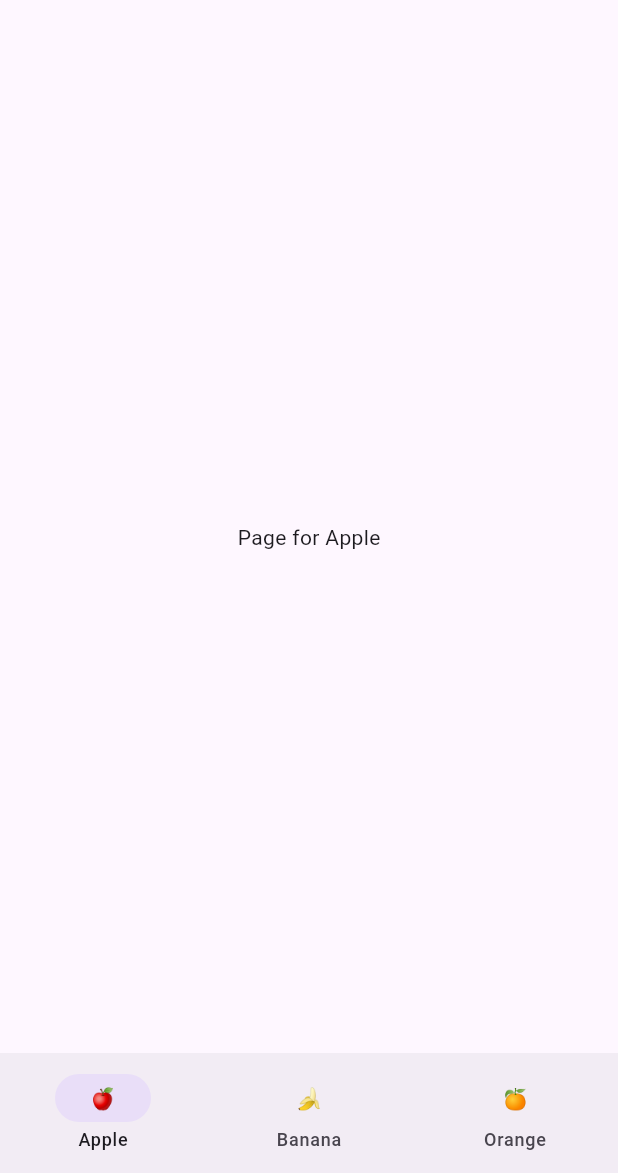
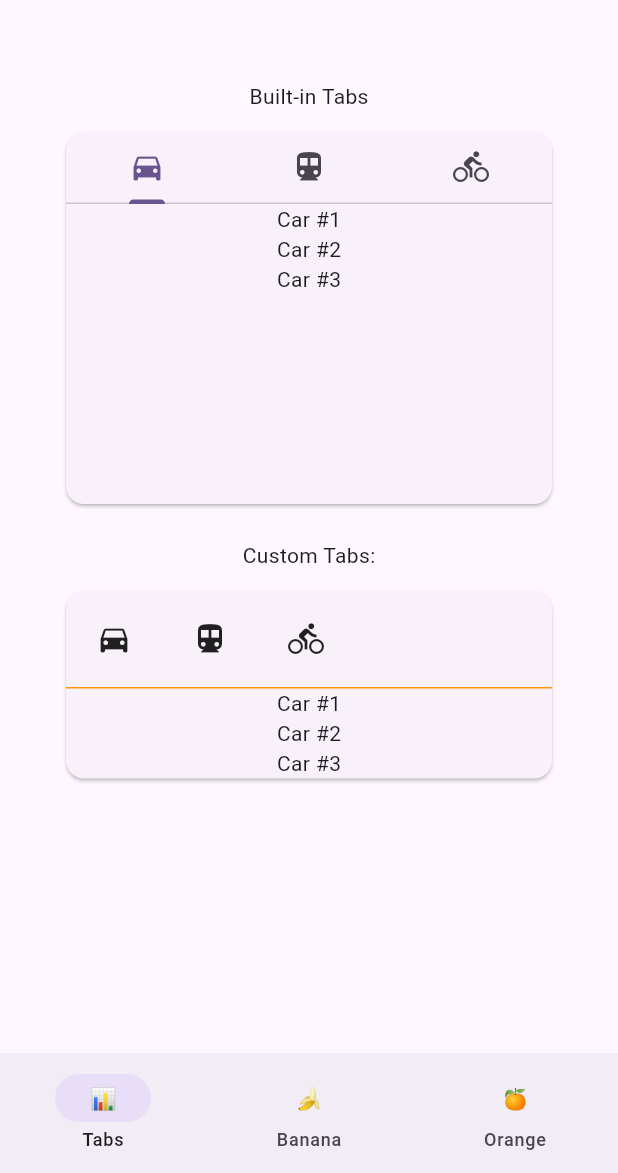
Before and after one commit to astorDev/fanci, a Flutter app: the screen it shows after launch, on a phone screen of 412 x 824 dp, the part 63-1236 px from its top. Run offline on Flutter 3.47's test engine with Material 3 defaults, Android fonts, the light colour scheme and no system bars.

Commit message:
tabs initial playaround (#3)

```diff
--- a/flutter/analysis_options.yaml
+++ b/flutter/analysis_options.yaml
@@ -9,6 +9,7 @@
 # packages, and plugins designed to encourage good coding practices.
 analyzer:
   errors:
+    must_be_immutable: ignore
     prefer_const_constructors: ignore
     prefer_const_literals_to_create_immutables: ignore
     use_key_in_widget_constructors: ignore
--- a/flutter/lib/main.dart
+++ b/flutter/lib/main.dart
@@ -1,14 +1,25 @@
 import 'package:fanci/fanci_playground.dart';
 import 'package:flutter/material.dart';
+import 'package:flutter/widgets.dart';
 
 void main() {
-  runApp(FanciPlaygroundApp(
+  runApp(MyPlaygroundApp());
+}
+
+class MyPlaygroundApp extends StatelessWidget {
+  const MyPlaygroundApp({
+    super.key,
+  });
+
+  @override
+  Widget build(BuildContext context) {
+    return FanciPlaygroundApp(
       appName: 'Fanci',
       tabs: [
         FanciPlaygroundTab(
-        emoji: '🍎',
-        label: 'Apple',
-        page: Center(child: Text('Page for Apple'))
+          emoji: '📊',
+          label: 'Tabs',
+          page: TabsContentColumn()
         ),
         FanciPlaygroundTab(
           emoji: '🍌',
@@ -21,5 +32,171 @@ void main() {
           page: Center(child: Text('Cage for Orange'))
         ),
       ],
-  ));
+    );
   }
+}
+
+class TabsContentColumn extends StatelessWidget {
+  const TabsContentColumn({
+    super.key,
+  });
+
+  @override
+  Widget build(BuildContext context) {
+    return Column(
+      children: [
+        Text('Built-in Tabs'),
+        SizedBox(height: 10),
+        Card(
+          child: BuiltInTabsView(),
+        ),
+        SizedBox(height: 20),
+        Text('Custom Tabs:'),
+        SizedBox(height: 10),
+        Card(
+          child: CustomTabsView(),
+        ),
+      ],
+    );
+  }
+}
+
+class CustomTabsView extends StatelessWidget {
+  var tabIndexController = ValueNotifier(0);
+
+  @override
+  Widget build(BuildContext context) {
+    return Column(
+      children: [
+        Row(
+          children: [
+            InkWell(
+              onTap: () => tabIndexController.value = 0,
+              child: Padding(
+                padding: const EdgeInsets.all(20),
+                child: Icon(Icons.directions_car),
+              ),
+            ),
+            InkWell(
+              onTap: () => tabIndexController.value = 1,
+              child: Padding(
+                padding: const EdgeInsets.all(20),
+                child: Icon(Icons.directions_transit),
+              ),
+            ),
+            InkWell(
+              onTap: () => tabIndexController.value = 2,
+              child: Padding(
+                padding: const EdgeInsets.all(20),
+                child: Icon(Icons.directions_bike),
+              ),
+            ),
+          ],
+        ),
+        Container(
+          height: 1,
+          color: Colors.orange,
+        ),
+        ValueListenableBuilder(
+          valueListenable: tabIndexController,
+          builder: (context, index, child) {
+            if (index == 0) return CarMockColumn();
+            if (index == 1) return TransitMockColumn();
+            if (index == 2) return BikeMockColumn();
+
+            return MockColumn();
+          }
+        )
+      ]
+    );
+  }
+}
+
+class BikeMockColumn extends StatelessWidget {
+  const BikeMockColumn({
+    super.key,
+  });
+
+  @override
+  Widget build(BuildContext context) {
+    return MockColumn(height: 7, itemBuilder: (i) => Text('Bike #$i'),);
+  }
+}
+
+class TransitMockColumn extends StatelessWidget {
+  const TransitMockColumn({
+    super.key,
+  });
+
+  @override
+  Widget build(BuildContext context) {
+    return MockColumn(height: 5, itemBuilder: (i) => Text('Transit #$i'),);
+  }
+}
+
+class CarMockColumn extends StatelessWidget {
+  const CarMockColumn({
+    super.key,
+  });
+
+  @override
+  Widget build(BuildContext context) {
+    return MockColumn(height: 3, itemBuilder: (i) => Text('Car #$i'),);
+  }
+}
+
+class MockColumn extends StatelessWidget{
+  int height;
+  Widget Function(int)? itemBuilder;
+
+  MockColumn({
+    super.key,
+    this.height = 5,
+    this.itemBuilder
+  });
+
+  @override
+  Widget build(BuildContext context) {
+    var range = List<int>.generate(height, (i) => i + 1);
+    var effectiveItemBuilder = itemBuilder ?? (i) => Text('Item #$i');
+
+    return Column(
+      children: range.map(effectiveItemBuilder).toList(),
+    );
+  }
+
+}
+
+class BuiltInTabsView extends StatelessWidget {
+  const BuiltInTabsView({
+    super.key,
+  });
+
+  @override
+  Widget build(BuildContext context) {
+    return DefaultTabController(
+      length: 3,
+      child: Column(
+        children: [
+          TabBar(
+            tabs: [
+              Tab(icon: Icon(Icons.directions_car)),
+              Tab(icon: Icon(Icons.directions_transit)),
+              Tab(icon: Icon(Icons.directions_bike)),
+            ],
+          ),
+          SizedBox(
+            height: 200,
+            child: TabBarView(
+              children: [
+                CarMockColumn(),
+                TransitMockColumn(),
+                BikeMockColumn()
+              ],
+            ),
+          ),
+        ],
+      )
+    );
+  }
+}
```
Lines whose indentation alone changed are shown as unchanged.
